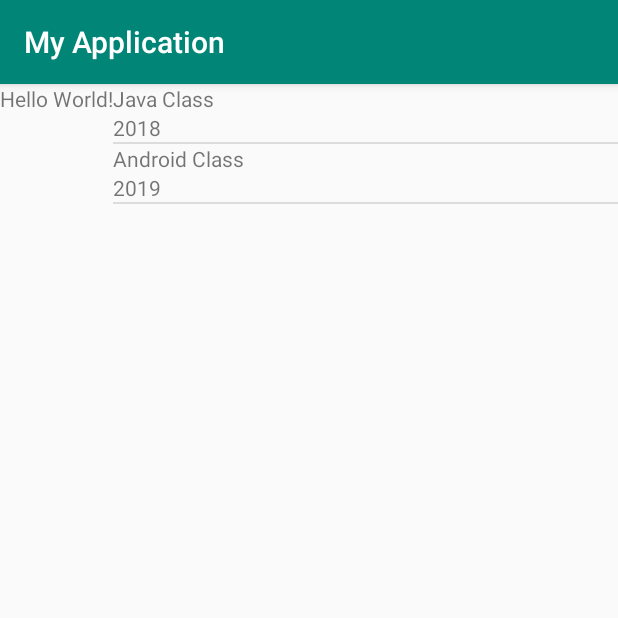
After one commit to ravi-kishan/MyApplication, an Android app: the Main3Activity screen opened directly, with no data from a screen before it, on a phone screen of 412 x 824 dp, the top half of it. The commit adds this screen. Run offline under Robolectric (Android 15) with nearby library versions, the phone set to English and light mode, and no system bars.

Commit message:
add activity to use custom Adapter

```diff
--- a/app/src/main/AndroidManifest.xml
+++ b/app/src/main/AndroidManifest.xml
@@ -17,6 +17,7 @@
             </intent-filter>
         </activity>
         <activity android:name=".Main2Activity"></activity>
+        <activity android:name=".Main3Activity" />
     </application>
 
 </manifest>
--- a/app/src/main/java/com/example/ravi/myapplication/InformationAdapter.java
+++ b/app/src/main/java/com/example/ravi/myapplication/InformationAdapter.java
@@ -12,6 +12,7 @@ import android.widget.TextView;
 import java.util.ArrayList;
 
 public class InformationAdapter extends ArrayAdapter {
+
     public InformationAdapter(Context context, ArrayList<Information> infos) {
         super(context, 0, infos);
     }
--- a/app/src/main/java/com/example/ravi/myapplication/Main2Activity.java
+++ b/app/src/main/java/com/example/ravi/myapplication/Main2Activity.java
@@ -19,7 +19,7 @@ public class Main2Activity extends AppCompatActivity {
     protected void onCreate(Bundle savedInstanceState) {
         super.onCreate(savedInstanceState);
         setContentView(R.layout.activity_main2);
-        listView = findViewById(R.id.list_item);
+        listView = findViewById(R.id.listView);
         stringArrayList = new ArrayList<String>();
 
         stringArrayList.add("first");
--- /dev/null
+++ b/app/src/main/java/com/example/ravi/myapplication/Main3Activity.java
@@ -0,0 +1,24 @@
+package com.example.ravi.myapplication;
+
+import android.os.Bundle;
+import android.support.annotation.Nullable;
+import android.support.v7.app.AppCompatActivity;
+import android.widget.ListView;
+
+import java.util.ArrayList;
+
+public class Main3Activity extends AppCompatActivity {
+    @Override
+    protected void onCreate(@Nullable Bundle savedInstanceState) {
+        super.onCreate(savedInstanceState);
+        setContentView(R.layout.activity_main2);
+
+        ArrayList<Information> infos = new ArrayList<>();
+        infos.add(new Information("Java Class", "2018"));
+        infos.add(new Information("Android Class", "2019"));
+
+        ListView listView = findViewById(R.id.listView);
+        InformationAdapter informationAdapter = new InformationAdapter(this, infos);
+        listView.setAdapter(informationAdapter);
+    }
+}
--- a/app/src/main/res/layout/activity_main2.xml
+++ b/app/src/main/res/layout/activity_main2.xml
@@ -12,7 +12,7 @@
         android:text="Hello World!"
         />
 <ListView
-    android:id="@+id/list_item"
+    android:id="@+id/listView"
     android:layout_width="match_parent"
     android:layout_height="match_parent"
     >
```
